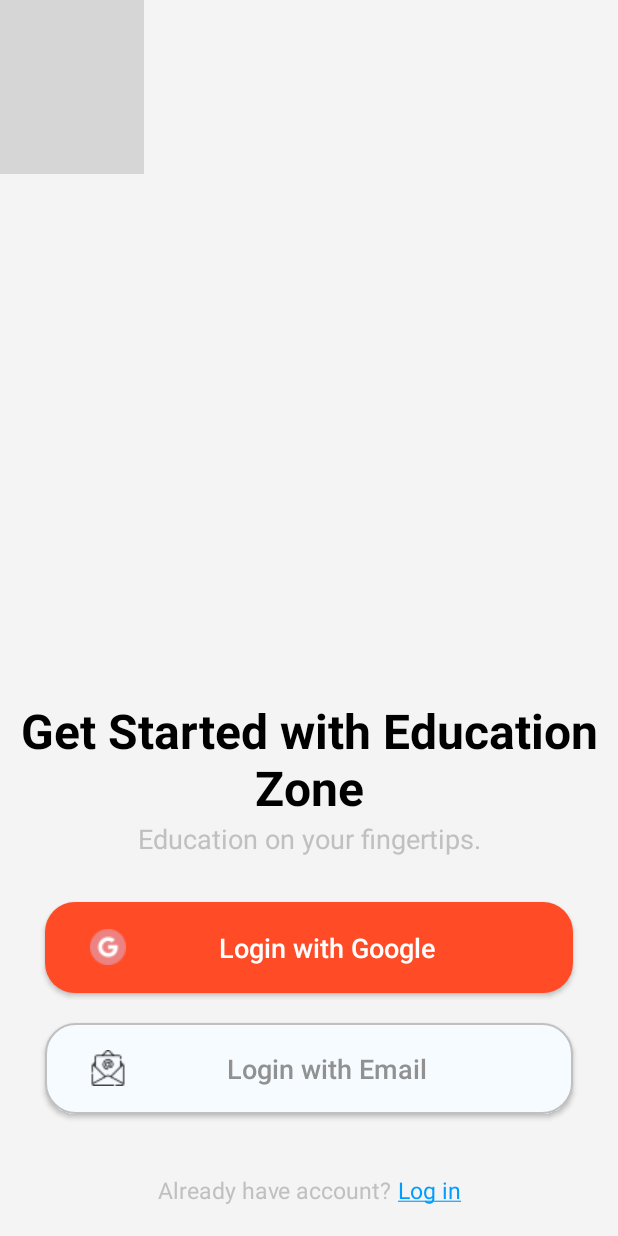
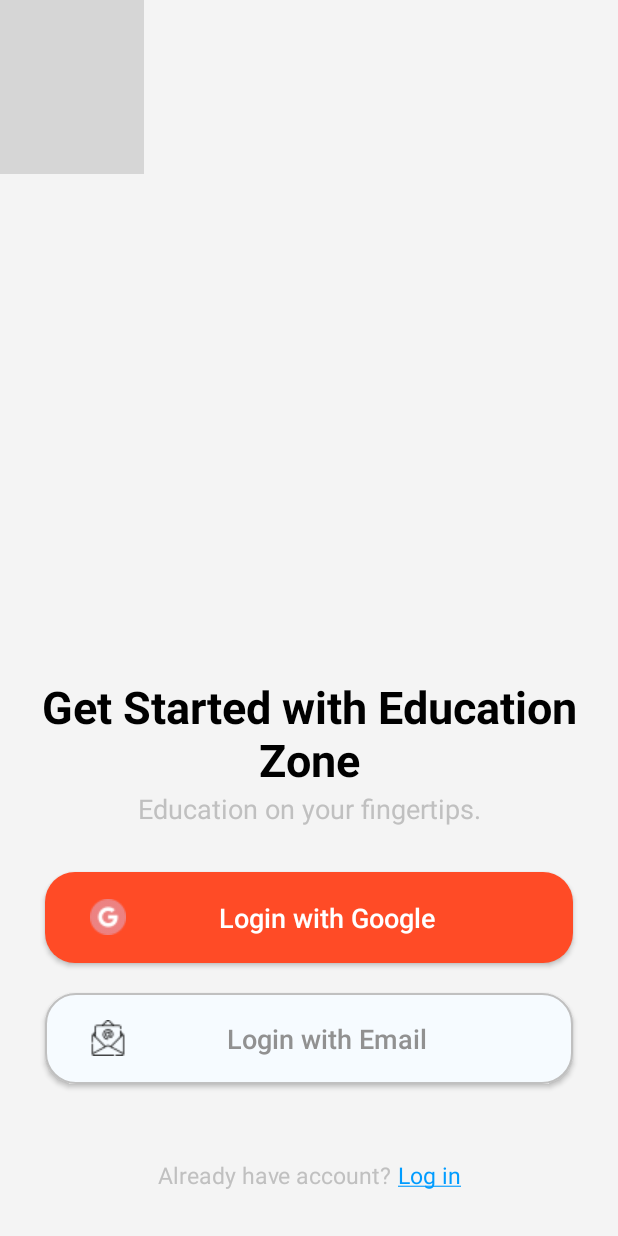
Before and after one commit to tusharsaxena01/Eduzo, an Android app: the WelcomeActivity screen opened directly, with no data from a screen before it, on a phone screen of 412 x 824 dp. Run offline under Robolectric (Android 15) with nearby library versions, the phone set to English and light mode, and no system bars; our stand-ins replace Firebase (no records; nobody signed in at launch, a user with empty details on screens opened directly), data binding; grey boxes are pictures that could not be loaded.

```diff
--- a/app/src/main/res/layout/activity_welcome.xml
+++ b/app/src/main/res/layout/activity_welcome.xml
@@ -51,7 +51,10 @@
             android:paddingBottom="0dp"
             android:text="Get Started with Education Zone"
             android:textColor="@color/black"
-            android:textSize="32sp"
+            android:textSize="30sp"
+            android:textAlignment="gravity"
+            android:autoSizeTextType="uniform"
+            app:flow_horizontalAlign="center"
             android:textStyle="bold"
             app:layout_constraintBottom_toTopOf="@id/tvSlogan"
             app:layout_constraintEnd_toEndOf="parent"
@@ -123,7 +126,7 @@
             app:layout_constraintBottom_toBottomOf="parent"
             app:layout_constraintStart_toStartOf="parent"
             app:layout_constraintEnd_toEndOf="parent"
-            android:layout_marginVertical="20dp"
+            android:layout_marginVertical="30dp"
             >
             <TextView
                 android:layout_width="wrap_content"
```
